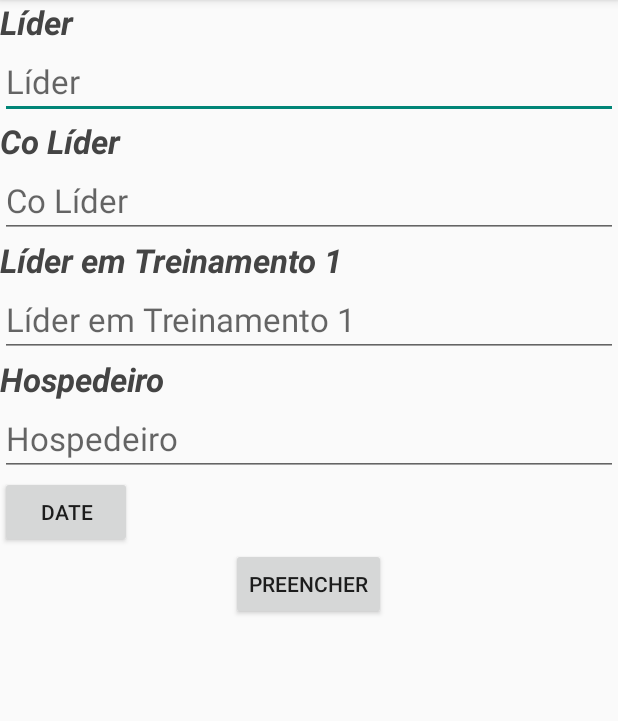
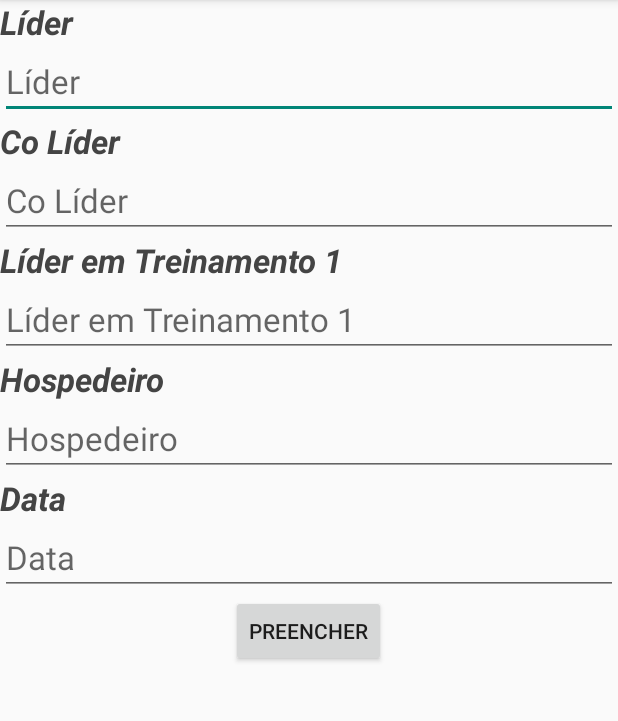
Before and after one commit to andrentaz/secret-octo-batman, an Android app: the screen it shows after launch (MainActivity), on a phone screen of 412 x 824 dp, the part 84-805 px from its top. Run offline under Robolectric (Android 15) with nearby library versions, the phone set to English and light mode, and no system bars.

Commit message:
> nada funciona

```diff
--- a/app/src/main/java/com/myco/lcreporter/MainActivity.java
+++ b/app/src/main/java/com/myco/lcreporter/MainActivity.java
@@ -1,15 +1,22 @@
 package com.myco.lcreporter;
 
+import android.content.Context;
 import android.content.Intent;
+import android.content.SharedPreferences;
+import android.preference.PreferenceManager;
 import android.support.v7.app.ActionBarActivity;
 import android.app.DialogFragment;
 import android.os.Bundle;
 import android.view.Menu;
 import android.view.MenuItem;
 import android.view.View;
+import android.widget.EditText;
 
 
 public class MainActivity extends ActionBarActivity {
+
+    public static final String EXTRA_LIDER = "com.myco.lcreporter.LIDER";
+    public static final String EXTRA_COLIDER = "com.myco.lcreporter.COLIDER";
 
     @Override
     protected void onCreate(Bundle savedInstanceState) {
@@ -35,14 +42,53 @@ public class MainActivity extends ActionBarActivity {
             case R.id.action_settings:
                 Intent settingIntent = new Intent(MainActivity.this, SettingsActivity.class);
                 MainActivity.this.startActivity(settingIntent);
+                return super.onOptionsItemSelected(item);
             default:
                 return super.onOptionsItemSelected(item);
         }
 
     }
 
-    /*public void showDatePickerDialog(View view) {
-        DialogFragment newFragment = new DatePickerFragment();
-        newFragment.show(getSupportFragmentManager(), "datePicker");
-    }*/
+    public void showDatePickerDialog(View view) {
+        /*DialogFragment newFragment = new DatePickerFragment();
+        newFragment.show(getSupportFragmentManager(), "datePicker");*/
+
+        /* Creates the DatePickerActivity */
+        Intent datePickerIntent = new Intent(this, DatePickerActivity.class);
+        this.startActivity(datePickerIntent);
+
+    }
+
+    public void fillReport(View view) {
+        /* CREATING A NEW ACTIVITY
+        Intent intentFill = new Intent(this, FillReportActivity.class);
+        EditText editText;
+        String leaderName, coleaderName;
+
+        // Getting Leader Text
+        editText = (EditText) findViewById(R.id.editText_lider);
+        leaderName = editText.getText().toString();
+        intentFill.putExtra(EXTRA_LIDER, leaderName);
+
+        // Getting Coleader Text
+        editText = (EditText) findViewById(R.id.editText_colider);
+        coleaderName = editText.getText().toString();
+        intentFill.putExtra(EXTRA_COLIDER, coleaderName);
+
+        // 1.0 - Creates another activity
+        startActivity(intentFill);
+        */
+
+        /* Shared Preferences */
+        EditText editText = (EditText) findViewById(R.id.editText_lider);
+        String leaderName = editText.getText().toString();
+
+        /* Changing the preferences using a SharedPreferences Object */
+        SharedPreferences prefs = this.getSharedPreferences("com.myco.lcreporter",
+                Context.MODE_PRIVATE);
+
+        /* Changes and apply */
+        prefs.edit().putString("com.myco.lcreporter.pref_cat_lideranca.pref_lider",
+                leaderName).apply();
+    }
 }
--- a/app/src/main/res/layout/activity_main.xml
+++ b/app/src/main/res/layout/activity_main.xml
@@ -20,6 +20,7 @@
         android:layout_width="match_parent"
         android:layout_height="wrap_content"
         android:hint="@string/text_lider"
+        android:imeOptions="actionNext"
         style="@android:style/TextAppearance.DeviceDefault.Large" />
 
     <!-- *************************************************************************************** -->
@@ -39,6 +40,7 @@
         android:layout_width="match_parent"
         android:layout_height="wrap_content"
         android:hint="@string/text_colider"
+        android:focusable="true"
         style="@android:style/TextAppearance.DeviceDefault.Large" />
 
 
@@ -59,6 +61,7 @@
         android:layout_width="match_parent"
         android:layout_height="wrap_content"
         android:hint="@string/text_lt1"
+        android:focusable="true"
         style="@android:style/TextAppearance.DeviceDefault.Large" />
 
 
@@ -79,23 +82,40 @@
         android:layout_width="match_parent"
         android:layout_height="wrap_content"
         android:hint="@string/text_host"
+        android:focusable="true"
+        style="@android:style/TextAppearance.DeviceDefault.Large" />
+
+    <!-- *************************************************************************************** -->
+    <!-- Date Stuff -->
+    <TextView
+        android:text="@string/text_date"
+        android:layout_width="match_parent"
+        android:layout_height="wrap_content"
+
+        style="@android:style/TextAppearance.DeviceDefault.Large"
+        android:textColor="#444444"
+        android:textStyle="bold|italic" />
+
+    <!-- Future Edit to use the settings value -->
+    <EditText
+        android:id="@+id/editText_date"
+        android:layout_width="match_parent"
+        android:layout_height="wrap_content"
+        android:hint="@string/text_date"
+        android:inputType="date"
+        android:focusable="true"
         style="@android:style/TextAppearance.DeviceDefault.Large" />
 
     <!-- *************************************************************************************** -->
     <!-- *************************************************************************************** -->
     <!-- This are the two configurating buttons -->
-    <Button
-        android:layout_width="wrap_content"
-        android:layout_height="wrap_content"
-        android:layout_gravity="clip_horizontal"
-        android:text="DATE"
-        android:id="@+id/button_setDate" />
 
     <Button
         android:layout_width="wrap_content"
         android:layout_height="wrap_content"
         android:text="@string/button_fill"
         android:id="@+id/button_generate"
+        android:onClick="fillReport"
         android:layout_gravity="center_horizontal" />
 
 
--- a/app/src/main/res/values/strings.xml
+++ b/app/src/main/res/values/strings.xml
@@ -10,6 +10,7 @@
     <string name="text_colider">Co Líder</string>
     <string name="text_lt1">Líder em Treinamento 1</string>
     <string name="text_host">Hospedeiro</string>
+    <string name="text_date">Data</string>
 
     <!-- Button Strings -->
     <string name="button_fill">Preencher</string>
@@ -26,5 +27,8 @@
     <string name="pcat_lideranca">Liderança</string>
     <string name="pcat_nucleo">Núcleo</string>
 
+    <!-- Preferences Lideranca Category -->
+    <string name="pref_summ_lider">Responsável pela Célula</string>
+    <string name="title_activity_fill_report">FillReportActivity</string>
 
 </resources>
--- a/app/src/main/res/xml/preferences.xml
+++ b/app/src/main/res/xml/preferences.xml
@@ -9,6 +9,7 @@
             android:title="@string/text_lider"
             android:key="pref_lider"
             android:defaultValue="@string/pref_liderName"
+            android:summary="@string/pref_summ_lider"
             />
 
         <EditTextPreference
```
Also changed, not shown: app/src/main/AndroidManifest.xml (+14 -2 lines), app/src/main/java/com/myco/lcreporter/DatePickerActivity.java (added, +20 -0 lines), app/src/main/java/com/myco/lcreporter/FillReportActivity.java (added, +58 -0 lines), app/src/main/res/layout/activity_fill_report.xml (added, +11 -0 lines), app/src/main/res/menu/menu_fill_report.xml (added, +7 -0 lines).
